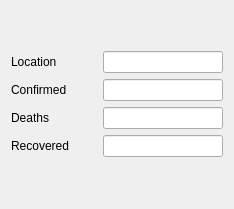
Old version of the form Dialog.ui in the repository jasonjin34/Covid-worldmap-app.
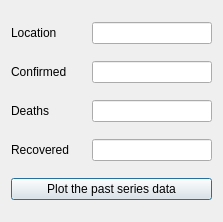
New version of the form.

Commit message: add series data and plot data

What changed in the file:
```diff
--- a/Dialog.ui
+++ b/Dialog.ui
@@ -6,18 +6,20 @@
    <rect>
     <x>0</x>
     <y>0</y>
-    <width>234</width>
-    <height>209</height>
+    <width>223</width>
+    <height>222</height>
    </rect>
   </property>
   <property name="windowTitle">
    <string>Dialog</string>
   </property>
-  <layout class="QVBoxLayout" name="verticalLayout_2">
+  <layout class="QHBoxLayout" name="horizontalLayout_6">
+   <item>
+    <layout class="QHBoxLayout" name="horizontalLayout_5" stretch="0">
    <item>
     <layout class="QVBoxLayout" name="verticalLayout">
      <item>
-      <layout class="QHBoxLayout" name="horizontalLayout_3">
+        <layout class="QHBoxLayout" name="horizontalLayout">
        <item>
         <widget class="QLabel" name="label">
          <property name="text">
@@ -44,7 +46,7 @@
       </layout>
      </item>
      <item>
-      <layout class="QHBoxLayout" name="horizontalLayout_4">
+        <layout class="QHBoxLayout" name="horizontalLayout_2">
        <item>
         <widget class="QLabel" name="label_2">
          <property name="text">
@@ -71,7 +73,7 @@
       </layout>
      </item>
      <item>
-      <layout class="QHBoxLayout" name="horizontalLayout_2">
+        <layout class="QHBoxLayout" name="horizontalLayout_3">
        <item>
         <widget class="QLabel" name="label_3">
          <property name="text">
@@ -98,7 +100,7 @@
       </layout>
      </item>
      <item>
-      <layout class="QHBoxLayout" name="horizontalLayout">
+        <layout class="QHBoxLayout" name="horizontalLayout_4">
        <item>
         <widget class="QLabel" name="label_4">
          <property name="text">
@@ -119,6 +121,15 @@
            <width>100</width>
            <height>16777215</height>
           </size>
+           </property>
+          </widget>
+         </item>
+        </layout>
+       </item>
+       <item>
+        <widget class="QPushButton" name="plotbotton">
+         <property name="text">
+          <string>Plot the past series data</string>
          </property>
         </widget>
        </item>
```
Lines whose indentation alone changed are shown as unchanged. The commit also changes 5 other files.
